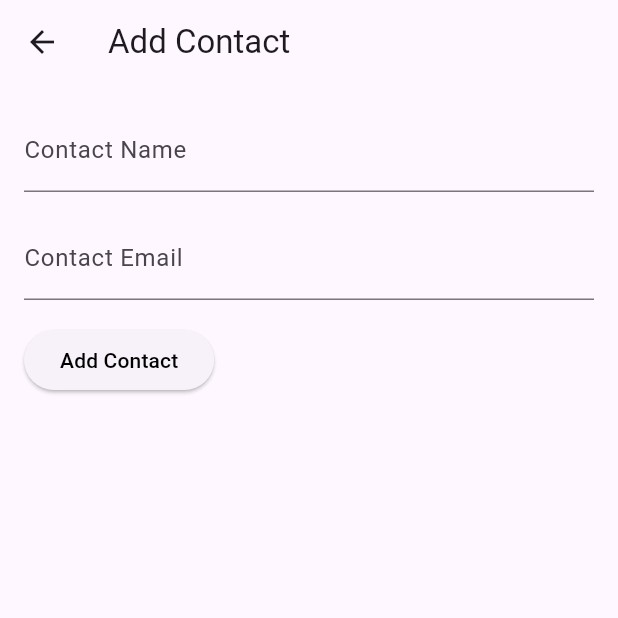
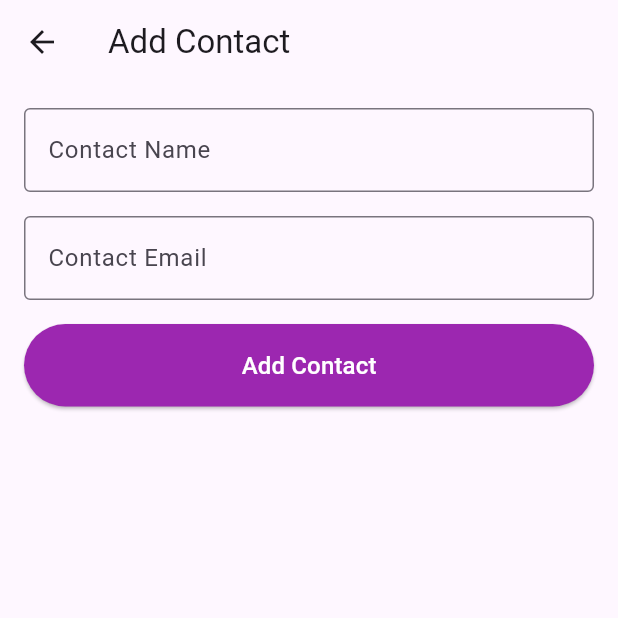
Before and after one commit to tahahamdii/sign-language-application, a Flutter app: the NewMessagePage screen opened directly with empty values, after a tap on "Add Contact", on a phone screen of 412 x 824 dp, the top half of it. Run offline on Flutter 3.47's test engine with Material 3 defaults, Android fonts, the phone set to English and light mode, and no system bars; our stand-ins replace babstrap_settings_screen, camera, dio, get, get_storage, google_sign_in and 3 more; missing offline and left inert: stomp_dart_client, tflite_v2; accounts and stored records are empty; network calls fail.

Commit message:
front for imem

```diff
--- a/lib/screens/chat/new_message_page.dart
+++ b/lib/screens/chat/new_message_page.dart
@@ -1,4 +1,5 @@
 import 'dart:convert';
+
 import 'package:flutter/material.dart';
 import 'package:get/get.dart';
 import 'package:http/http.dart' as http;
@@ -8,18 +9,19 @@ import 'package:messagerie/screens/chat/conversationlist_page.dart';
 
 class NewMessagePage extends GetView<ProfileController> {
   final String currentUserId;
+
   NewMessagePage({Key? key, required this.currentUserId}) : super(key: key);
+
   final ChatController chatController = Get.put(ChatController());
 
   Future<void> addContact() async {
     final String recipientEmail = controller.emailController.text;
-    final String recipientName = controller.nameController.text; // Get name
-    final int randomId =
-        DateTime.now().millisecondsSinceEpoch; // Generate a random ID
+    final String recipientName = controller.nameController.text;
+    final int randomId = DateTime.now().millisecondsSinceEpoch;
 
     final Map<String, dynamic> payload = {
       'id': randomId,
-      'name': recipientName, // Include name in payload
+      'name': recipientName,
       'email': recipientEmail,
       'currentUserId': currentUserId,
     };
@@ -38,11 +40,20 @@ class NewMessagePage extends GetView<ProfileController> {
 
       if (response.statusCode == 200) {
         print('Contact added successfully');
-        // Optionally, you can navigate back or show a success message here
         Get.to(ConversationlistPage(id: currentUserId));
+      } else if (response.statusCode == 400) {
+        print('Failed to add contact. You are Already Friends :)');
+        // Show alert dialog or snackbar with the message
+        // Example of showing snackbar:
+        Get.snackbar(
+          'Failed to add contact',
+          'You are Already Friends :)',
+          snackPosition: SnackPosition.BOTTOM,
+          backgroundColor: Colors.red,
+          colorText: Colors.white,
+        );
       } else {
         print('Failed to add contact');
-        // Handle error, show error message, etc.
       }
     } catch (e) {
       print('Error adding contact: $e');
@@ -53,29 +64,42 @@ class NewMessagePage extends GetView<ProfileController> {
   Widget build(BuildContext context) {
     return Scaffold(
       appBar: AppBar(
-        title: const Text('Add Contact'),
+        title: Text('Add Contact'),
       ),
       body: Padding(
         padding: const EdgeInsets.all(16.0),
         child: Column(
-          crossAxisAlignment: CrossAxisAlignment.start,
+          crossAxisAlignment: CrossAxisAlignment.stretch,
           children: [
             TextField(
               controller: controller.nameController,
-              decoration: const InputDecoration(labelText: 'Contact Name'),
+              decoration: InputDecoration(
+                labelText: 'Contact Name',
+                border: OutlineInputBorder(),
+              ),
             ),
-            const SizedBox(height: 16.0),
+            SizedBox(height: 16.0),
             TextField(
               controller: controller.emailController,
-              decoration: const InputDecoration(labelText: 'Contact Email'),
+              decoration: InputDecoration(
+                labelText: 'Contact Email',
+                border: OutlineInputBorder(),
+              ),
             ),
-            const SizedBox(height: 16.0),
+            SizedBox(height: 16.0),
             ElevatedButton(
               onPressed: () async {
                 await addContact();
               },
-              child: const Text('Add Contact',
-                  style: TextStyle(color: Colors.black)),
+              style: ElevatedButton.styleFrom(
+                foregroundColor: Colors.white,
+                backgroundColor: Colors.purple,
+                padding: EdgeInsets.symmetric(vertical: 16.0),
+              ),
+              child: Text(
+                'Add Contact',
+                style: TextStyle(fontSize: 16.0),
+              ),
             ),
           ],
         ),
```
Also changed, not shown: lib/controllers/profile_controller/profile_controller.dart (+70 -0 lines), lib/screens/chat/conversationlist_page.dart (+31 -7 lines), lib/screens/profile/update_profil_page.dart (+78 -18 lines).
